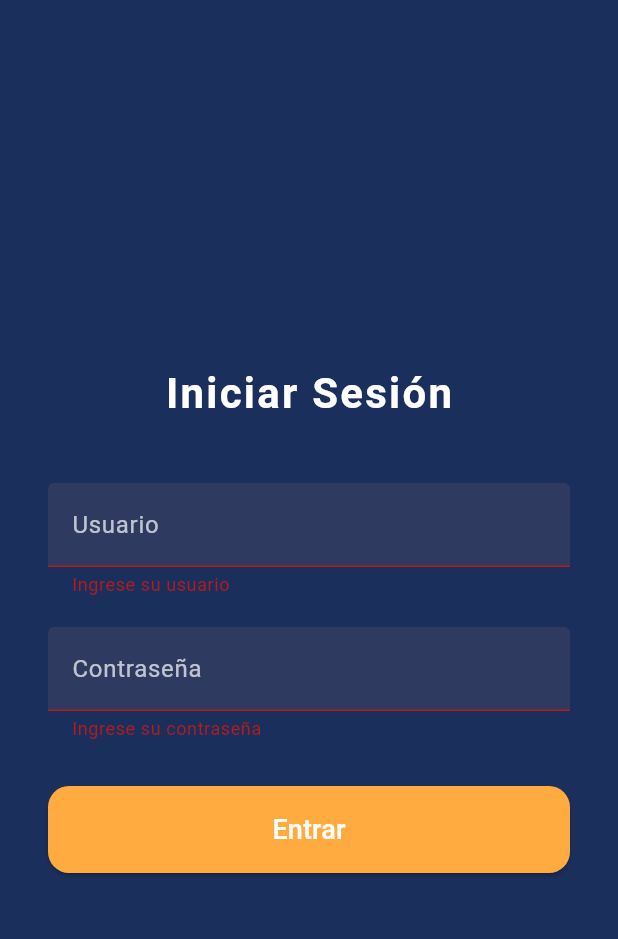
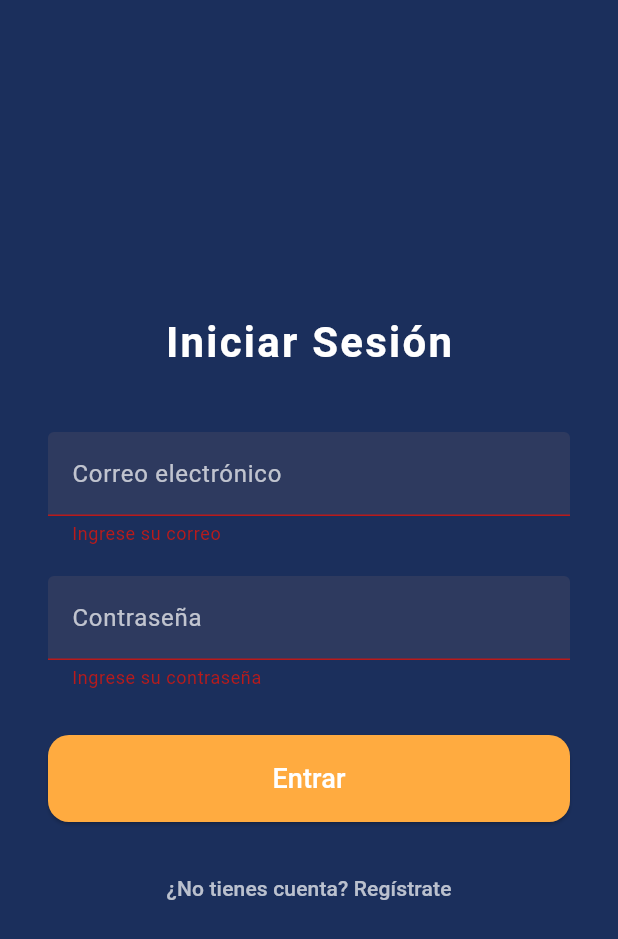
Before and after one commit to MarcoYeahBuddy/TriviaPokayoke, a Flutter app: the screen it shows after launch, after a tap on "Entrar", on a phone screen of 412 x 824 dp. Shown: the top 939 px of the screen. Run offline on Flutter 3.47's test engine with Material 3 defaults, Android fonts, the phone set to English and light mode, and no system bars; our stand-ins replace cloud_firestore, firebase_auth, firebase_core; accounts and stored records are empty; Roboto replaces fonts that are missing (Sans).

Commit message:
FIREBASE EN EL LOGIN Y REGISTER

```diff
--- a/trivia_pokayoke/lib/login.dart
+++ b/trivia_pokayoke/lib/login.dart
@@ -1,5 +1,9 @@
 import 'package:flutter/material.dart';
-import 'home_page.dart'; // Para navegar al HomePage después del login
+import 'package:firebase_auth/firebase_auth.dart';
+import 'package:cloud_firestore/cloud_firestore.dart';
+
+import 'home_page.dart';
+import 'register.dart';
 
 class LoginPage extends StatefulWidget {
   const LoginPage({super.key});
@@ -13,20 +17,56 @@ class _LoginPageState extends State<LoginPage> {
   final TextEditingController _passController = TextEditingController();
   final GlobalKey<FormState> _formKey = GlobalKey<FormState>();
 
-  void _login() {
+  void _login() async {
     if (_formKey.currentState!.validate()) {
-      final user = _userController.text.trim();
-      final pass = _passController.text;
+      final email = _userController.text.trim();
+      final password = _passController.text;
 
-      if (user == 'admin' && pass == 'admin') {
+      try {
+        final userCredential = await FirebaseAuth.instance.signInWithEmailAndPassword(
+          email: email,
+          password: password,
+        );
+
+        final uid = userCredential.user!.uid;
+        final docSnapshot = await FirebaseFirestore.instance
+            .collection('users')
+            .doc(uid)
+            .get();
+
+        final data = docSnapshot.data();
+        if (data == null || !data.containsKey('nombre') || !data.containsKey('apellido')) {
+          throw FirebaseAuthException(code: 'invalid-profile', message: 'Faltan datos del perfil.');
+        }
+
+        final String nombre = data['nombre'];
+        final String apellido = data['apellido'];
+
         Navigator.pushReplacement(
           context,
-          MaterialPageRoute(builder: (context) => const HomePage()),
+          MaterialPageRoute(
+            builder: (context) => HomePage(nombre: nombre, apellido: apellido),
+          ),
         );
-      } else {
+      } on FirebaseAuthException catch (e) {
+        String errorMessage;
+        switch (e.code) {
+          case 'user-not-found':
+            errorMessage = 'No se encontró un usuario con ese correo.';
+            break;
+          case 'wrong-password':
+            errorMessage = 'Contraseña incorrecta.';
+            break;
+          case 'invalid-email':
+            errorMessage = 'Correo electrónico inválido.';
+            break;
+          default:
+            errorMessage = 'Error: ${e.message}';
+        }
+
         ScaffoldMessenger.of(context).showSnackBar(
-          const SnackBar(
-            content: Text('Usuario o contraseña incorrectos'),
+          SnackBar(
+            content: Text(errorMessage),
             backgroundColor: Colors.redAccent,
           ),
         );
@@ -37,7 +77,7 @@ class _LoginPageState extends State<LoginPage> {
   @override
   Widget build(BuildContext context) {
     return Scaffold(
-      backgroundColor: const Color(0xFF1B2F5C), // Azul oscuro
+      backgroundColor: const Color(0xFF1B2F5C),
       body: SafeArea(
         child: Center(
           child: SingleChildScrollView(
@@ -57,17 +97,15 @@ class _LoginPageState extends State<LoginPage> {
                   ),
                   const SizedBox(height: 40),
 
-                  // Campo usuario
                   TextFormField(
                     controller: _userController,
                     style: const TextStyle(color: Colors.white),
-                    decoration: _inputDecoration('Usuario'),
+                    decoration: _inputDecoration('Correo electrónico'),
                     validator: (value) =>
-                        value == null || value.isEmpty ? 'Ingrese su usuario' : null,
+                        value == null || value.isEmpty ? 'Ingrese su correo' : null,
                   ),
                   const SizedBox(height: 20),
 
-                  // Campo contraseña
                   TextFormField(
                     controller: _passController,
                     obscureText: true,
@@ -78,7 +116,6 @@ class _LoginPageState extends State<LoginPage> {
                   ),
                   const SizedBox(height: 30),
 
-                  // Botón login
                   SizedBox(
                     width: double.infinity,
                     child: ElevatedButton(
@@ -94,6 +131,21 @@ class _LoginPageState extends State<LoginPage> {
                         'Entrar',
                         style: TextStyle(fontSize: 18, color: Colors.white),
                       ),
+                    ),
+                  ),
+                  const SizedBox(height: 20),
+                  TextButton(
+                    onPressed: () {
+                      Navigator.push(
+                        context,
+                        MaterialPageRoute(
+                          builder: (context) => const RegisterPage(),
+                        ),
+                      );
+                    },
+                    child: const Text(
+                      '¿No tienes cuenta? Regístrate',
+                      style: TextStyle(color: Colors.white70, fontSize: 14),
                     ),
                   ),
                 ],
--- a/trivia_pokayoke/lib/main.dart
+++ b/trivia_pokayoke/lib/main.dart
@@ -1,10 +1,15 @@
 import 'package:flutter/material.dart';
 import 'login.dart';
+import 'package:firebase_core/firebase_core.dart';
+import 'firebase_options.dart';
 
-void main() {
+void main() async {
+  WidgetsFlutterBinding.ensureInitialized();
+  await Firebase.initializeApp(
+    options: DefaultFirebaseOptions.currentPlatform,
+  );
   runApp(const MyApp());
 }
-
 class MyApp extends StatelessWidget {
   const MyApp({super.key});
 
```
Also changed, not shown: trivia_pokayoke/lib/economia_page.dart (+3 -17 lines), trivia_pokayoke/lib/home_page.dart (+10 -13 lines), trivia_pokayoke/lib/register.dart (added, +153 -0 lines), trivia_pokayoke/pubspec.yaml (+8 -3 lines), trivia_pokayoke/firebase.json (added), trivia_pokayoke/lib/firebase_options.dart (added), 3 other files.
